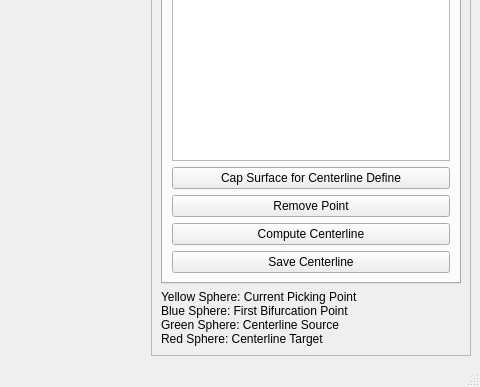
Before: the Qt Designer form MainWindow/mainWindow.ui in jackyko1991/Vessel-Clipper, drawn with Qt 5; both pictures show x 672 to 1152 and y 615 to 1002 of the 1152 by 1002 pixel window.
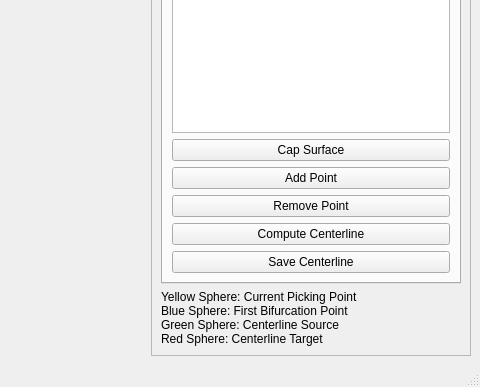
After: the same form once the commit is applied. Custom widgets are drawn as their Qt base class.

Commit message: add centerline interactor style

Patch:
```diff
--- a/MainWindow/mainWindow.ui
+++ b/MainWindow/mainWindow.ui
@@ -335,7 +335,14 @@
            <item>
             <widget class="QPushButton" name="pushButtonSurfaceCappingCenterline">
              <property name="text">
-              <string>Cap Surface for Centerline Define</string>
+              <string>Cap Surface</string>
+             </property>
+            </widget>
+           </item>
+           <item>
+            <widget class="QPushButton" name="pushButtonAddCenterlineKeyPoint">
+             <property name="text">
+              <string>Add Point</string>
              </property>
             </widget>
            </item>
```
Left out of the diff: 6 changed lines with no effect on the pictures. The commit also changes 6 other files.
